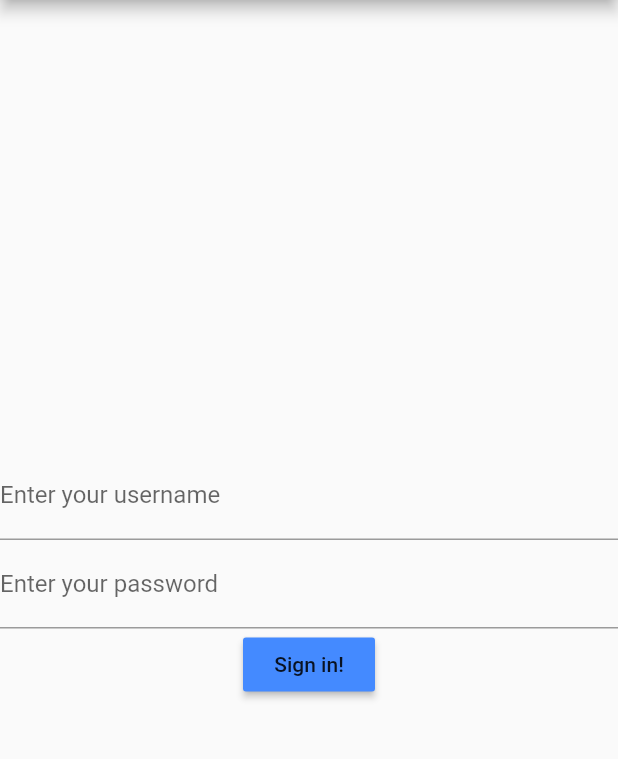
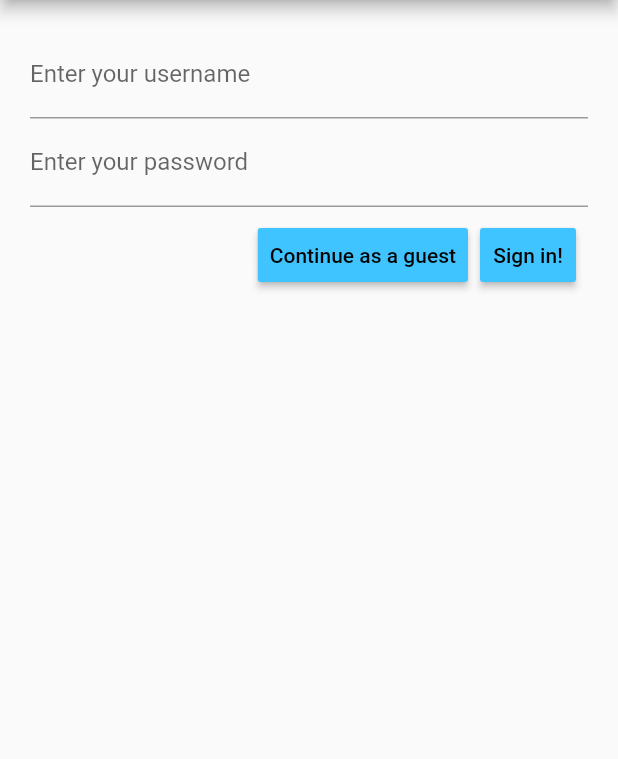
Before and after one commit to toomanyeduardos/RivalryWeek, a Flutter app: the screen it shows after launch, on a phone screen of 412 x 824 dp, the part 84-843 px from its top. Run offline on Flutter 3.47's test engine with Material 2 defaults, Android fonts, the phone set to English and light mode, and no system bars.

Commit message:
started splitting up code

```diff
--- /dev/null
+++ b/lib/login.dart
@@ -0,0 +1,73 @@
+import 'package:flutter/material.dart';
+import 'package:rivalry_week/rivalryAppWrapper.dart';
+import 'package:flutter/foundation.dart';
+
+class Login extends StatefulWidget {
+  final String appTitle;
+
+  const Login({@required this.appTitle});
+
+  @override
+  State<StatefulWidget> createState() {
+    return new LoginState(appTitle);
+  }
+}
+
+class LoginState extends State<Login> {
+  String _appTitle;
+
+  LoginState(String appTitle) {
+    this._appTitle = appTitle;
+  }
+
+
+  TextFormField buildTextFormField(String label) {
+    return new TextFormField(
+      decoration: new InputDecoration(
+          labelText: label
+      ),
+    );
+  }
+
+  @override
+  Widget build(BuildContext context) {
+    return new RivalryAppWrapper(
+      appTitle: _appTitle,
+      body: new ListView(
+        children: <Widget>[
+          new Container(
+            padding: new EdgeInsets.all(20.0),
+            child: new Column(
+              children: <Widget>[
+                buildTextFormField("Enter your username"),
+                buildTextFormField("Enter your password"),
+                new ButtonTheme(
+                  minWidth: 44.0,
+                  padding: new EdgeInsets.all(10.0),
+                  child: new ButtonBar(children: <Widget>[
+                    new RaisedButton(
+                        onPressed: () {
+                          print("Guest login button pressed!");
+                        },
+                        child: const Text("Continue as a guest"),
+                        color: Colors.lightBlueAccent
+                    ),
+                    new RaisedButton(
+                        onPressed: () {
+                          print("Sign in button pressed!");
+                        },
+                        child: const Text("Sign in!"),
+                        color: Colors.lightBlueAccent
+                    )
+                  ],
+                  ),
+                ),
+              ],
+            ),
+          )
+        ]
+      ),
+    );
+  }
+
+}
--- a/lib/main.dart
+++ b/lib/main.dart
@@ -1,13 +1,15 @@
 import 'package:flutter/material.dart';
+import 'package:rivalry_week/login.dart';
 
 void main() => runApp(new MyApp());
 
 class MyApp extends StatelessWidget {
+  final appTitle = "Rivalry Week";
   // This widget is the root of your application.
   @override
   Widget build(BuildContext context) {
     return new MaterialApp(
-      title: 'Flutter Demo',
+      title: appTitle,
       theme: new ThemeData(
         // This is the theme of your application.
         //
@@ -17,99 +19,9 @@ class MyApp extends StatelessWidget {
         // "hot reload" (press "r" in the console where you ran "flutter run",
         // or press Run > Flutter Hot Reload in IntelliJ). Notice that the
         // counter didn't reset back to zero; the application is not restarted.
-        primarySwatch: Colors.blue,
+        primarySwatch: Colors.blue
       ),
-      home: new MyHomePage(title: 'Rivalry Week'),
+      home: new Login(appTitle: appTitle)
     );
   }
 }
-
-class MyHomePage extends StatefulWidget {
-  MyHomePage({Key key, this.title}) : super(key: key);
-
-  // This widget is the home page of your application. It is stateful, meaning
-  // that it has a State object (defined below) that contains fields that affect
-  // how it looks.
-
-  // This class is the configuration for the state. It holds the values (in this
-  // case the title) provided by the parent (in this case the App widget) and
-  // used by the build method of the State. Fields in a Widget subclass are
-  // always marked "final".
-
-  final String title;
-
-  @override
-  _MyHomePageState createState() => new _MyHomePageState();
-}
-
-class _MyHomePageState extends State<MyHomePage> {
-  int _counter = 0;
-
-  void _incrementCounter() {
-    setState(() {
-      // This call to setState tells the Flutter framework that something has
-      // changed in this State, which causes it to rerun the build method below
-      // so that the display can reflect the updated values. If we changed
-      // _counter without calling setState(), then the build method would not be
-      // called again, and so nothing would appear to happen.
-      _counter++;
-    });
-  }
-
-  @override
-  Widget build(BuildContext context) {
-    // This method is rerun every time setState is called, for instance as done
-    // by the _incrementCounter method above.
-    //
-    // The Flutter framework has been optimized to make rerunning build methods
-    // fast, so that you can just rebuild anything that needs updating rather
-    // than having to individually change instances of widgets.
-    return new Scaffold(
-      appBar: new AppBar(
-        // Here we take the value from the MyHomePage object that was created by
-        // the App.build method, and use it to set our appbar title.
-        title: new Text(widget.title),
-      ),
-      body: new Center(
-        // Center is a layout widget. It takes a single child and positions it
-        // in the middle of the parent.
-        child: new Column(
-          // Column is also layout widget. It takes a list of children and
-          // arranges them vertically. By default, it sizes itself to fit its
-          // children horizontally, and tries to be as tall as its parent.
-          //
-          // Invoke "debug paint" (press "p" in the console where you ran
-          // "flutter run", or select "Toggle Debug Paint" from the Flutter tool
-          // window in IntelliJ) to see the wireframe for each widget.
-          //
-          // Column has various properties to control how it sizes itself and
-          // how it positions its children. Here we use mainAxisAlignment to
-          // center the children vertically; the main axis here is the vertical
-          // axis because Columns are vertical (the cross axis would be
-          // horizontal).
-          mainAxisAlignment: MainAxisAlignment.center,
-          children: <Widget>[
-            new TextFormField(
-              decoration: new InputDecoration(
-                labelText: "Enter your username"
-              ),
-            ),
-            new TextFormField(
-              decoration: new InputDecoration(
-                  labelText: "Enter your password"
-              ),
-              obscureText: true
-            ),
-            new RaisedButton(
-                onPressed: () {
-                  print("Sign in button pressed!");
-                },
-                child: const Text("Sign in!"),
-                color: Colors.blueAccent,
-            ),
-          ],
-        ),
-      ),
-    );
-  }
-}
--- /dev/null
+++ b/lib/rivalryAppWrapper.dart
@@ -0,0 +1,37 @@
+import 'package:flutter/foundation.dart';
+import 'package:flutter/material.dart';
+
+class RivalryAppWrapper extends StatefulWidget {
+
+  final Widget body;
+  final String appTitle;
+
+  const RivalryAppWrapper({@required this.body, @required this.appTitle});
+
+  @override
+  State<StatefulWidget> createState() {
+    return new RivalryWrapperState(this.body, this.appTitle);
+  }
+
+}
+
+class RivalryWrapperState extends State<RivalryAppWrapper> {
+  Widget _body;
+  String _appTitle;
+
+  RivalryWrapperState(Widget body, String appTitle) {
+    this._body = body;
+    this._appTitle = appTitle;
+  }
+
+  @override
+  Widget build(BuildContext context) {
+    return new Scaffold(
+      appBar: new AppBar(
+        title: new Text(_appTitle),
+      ),
+      body: this._body,
+    );
+  }
+
+}
```
